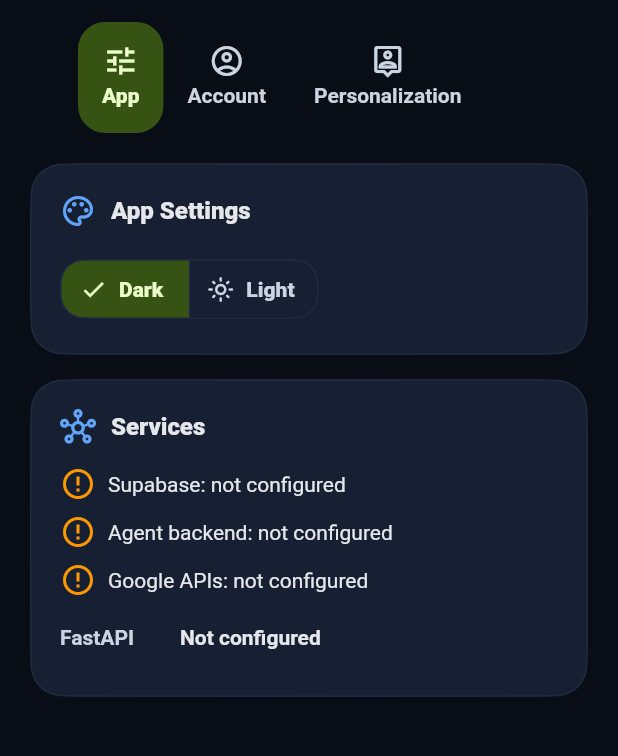
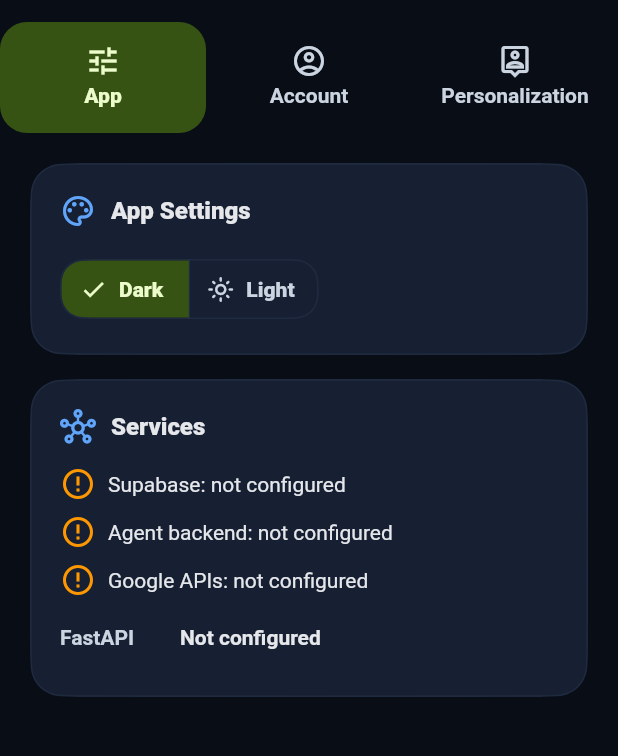
Before and after one commit to anishahsarvatraasti/ProjectBluepill, a Flutter app: the SettingsPage screen opened directly, on a phone screen of 412 x 824 dp, the part 62-818 px from its top. Run offline on Flutter 3.47's test engine with Material 3 defaults, Android fonts, the light colour scheme and no system bars; our stand-ins replace file_picker, firebase_core, fl_chart, flutter_dotenv, google_sign_in, googleapis_auth and 2 more; missing offline and left inert: expressive_loading_indicator, extension_google_sign_in_as_googleapis_auth, google_sign_in_web, googleapis; accounts and stored records are empty.

Commit message:
Center equal settings tabs

```diff
--- a/flutter/lib/screens/settings_page.dart
+++ b/flutter/lib/screens/settings_page.dart
@@ -66,13 +66,15 @@
         appBar: AppBar(
           title: const Text('Settings'),
           bottom: const TabBar(
-            isScrollable: true,
             tabs: [
-              Tab(icon: Icon(Icons.tune_outlined), text: 'App'),
-              Tab(icon: Icon(Icons.account_circle_outlined), text: 'Account'),
+              Tab(icon: Icon(Icons.tune_outlined), child: _TabLabel('App')),
+              Tab(
+                icon: Icon(Icons.account_circle_outlined),
+                child: _TabLabel('Account'),
+              ),
               Tab(
                 icon: Icon(Icons.person_pin_outlined),
-                text: 'Personalization',
+                child: _TabLabel('Personalization'),
               ),
             ],
           ),
@@ -489,6 +491,19 @@
   }
 }
 
+class _TabLabel extends StatelessWidget {
+  const _TabLabel(this.text);
+
+  final String text;
+
+  @override
+  Widget build(BuildContext context) {
+    return Center(
+      child: FittedBox(fit: BoxFit.scaleDown, child: Text(text, maxLines: 1)),
+    );
+  }
+}
+
 class _StatusRow extends StatelessWidget {
   const _StatusRow({required this.label, required this.enabled});
 
```
